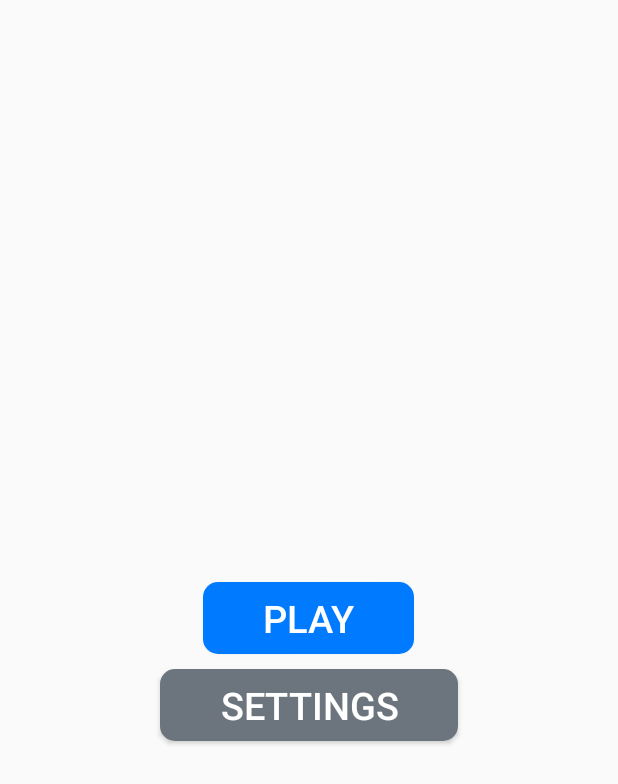
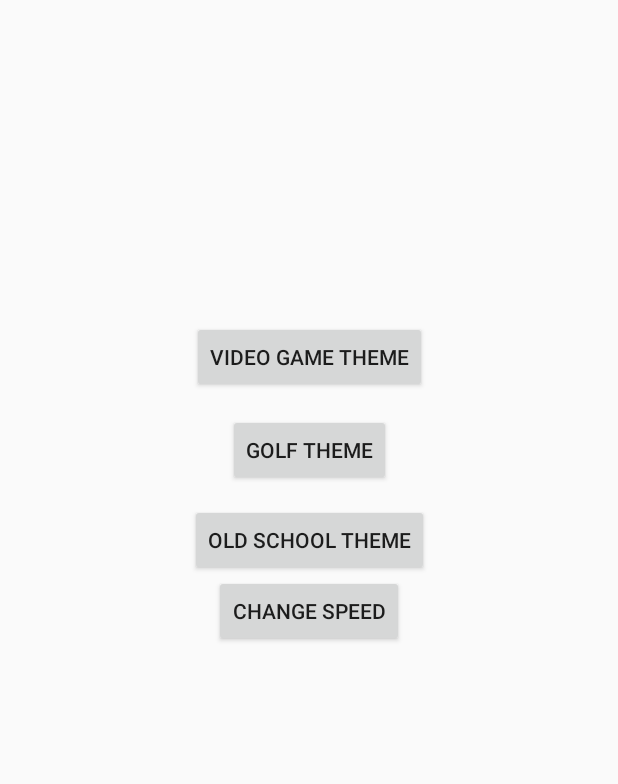
Before and after one commit to cesar93683/Gyro-Maze, an Android app: the screen it shows after launch (MainActivity before the commit, Settings after it), after a tap on "SETTINGS", on a phone screen of 412 x 824 dp. Shown: the top 784 px of the screen. Run offline under Robolectric (Android 15) with nearby library versions, the phone set to English and light mode, and no system bars.

Commit message:
Added settings and themes

```diff
--- a/app/src/main/AndroidManifest.xml
+++ b/app/src/main/AndroidManifest.xml
@@ -9,6 +9,9 @@
         android:roundIcon="@mipmap/ic_launcher_round"
         android:supportsRtl="true"
         android:theme="@style/AppTheme">
+        <activity android:name=".Settings"
+            android:screenOrientation="portrait"
+            ></activity>
         <activity android:name=".LevelActivity" />
         <activity android:name=".MainActivity">
             <intent-filter>
--- a/app/src/main/java/com/example/ceamaya/gyromaze/MainActivity.java
+++ b/app/src/main/java/com/example/ceamaya/gyromaze/MainActivity.java
@@ -7,10 +7,16 @@ import android.view.View;
 
 public class MainActivity extends AppCompatActivity {
 
+    public static int theme;
+    public static boolean speedup;
+
     @Override
     protected void onCreate(Bundle savedInstanceState) {
         super.onCreate(savedInstanceState);
         setContentView(R.layout.activity_main);
+        theme = 1;
+        GameView.MOVE_SCALE = 7;
+        speedup = false;
     }
 
     public void playClick(View view) {
@@ -19,6 +25,7 @@ public class MainActivity extends AppCompatActivity {
     }
 
     public void settingsClick(View view) {
-
+        Intent intent = new Intent(this, Settings.class);
+        startActivity(intent);
     }
 }
--- /dev/null
+++ b/app/src/main/res/layout/activity_settings.xml
@@ -0,0 +1,83 @@
+<?xml version="1.0" encoding="utf-8"?>
+<android.support.constraint.ConstraintLayout xmlns:android="http://schemas.android.com/apk/res/android"
+    xmlns:app="http://schemas.android.com/apk/res-auto"
+    xmlns:tools="http://schemas.android.com/tools"
+    android:layout_width="match_parent"
+    android:layout_height="match_parent"
+    android:orientation="vertical"
+    tools:context=".Settings">
+
+
+    <Button
+        android:id="@+id/setVideogame"
+        android:layout_width="wrap_content"
+        android:layout_height="wrap_content"
+        android:layout_marginStart="161dp"
+        android:layout_marginLeft="161dp"
+        android:layout_marginTop="167dp"
+        android:layout_marginEnd="161dp"
+        android:layout_marginRight="161dp"
+        android:layout_marginBottom="516dp"
+        android:onClick="setVideogames"
+        android:text="Video Game Theme"
+        app:layout_constraintBottom_toBottomOf="parent"
+        app:layout_constraintEnd_toEndOf="parent"
+        app:layout_constraintHorizontal_bias="0.5"
+        app:layout_constraintStart_toStartOf="parent"
+        app:layout_constraintTop_toTopOf="parent" />
+
+    <Button
+        android:id="@+id/setGolf"
+        android:layout_width="wrap_content"
+        android:layout_height="wrap_content"
+        android:layout_marginStart="161dp"
+        android:layout_marginLeft="161dp"
+        android:layout_marginTop="229dp"
+        android:layout_marginEnd="161dp"
+        android:layout_marginRight="161dp"
+        android:layout_marginBottom="454dp"
+        android:onClick="setGolf"
+        android:text="Golf Theme"
+        app:layout_constraintBottom_toBottomOf="parent"
+        app:layout_constraintEnd_toEndOf="parent"
+        app:layout_constraintHorizontal_bias="0.5"
+        app:layout_constraintStart_toStartOf="parent"
+        app:layout_constraintTop_toTopOf="parent" />
+
+    <Button
+        android:id="@+id/setOld"
+        android:layout_width="wrap_content"
+        android:layout_height="wrap_content"
+        android:layout_marginStart="161dp"
+        android:layout_marginLeft="161dp"
+        android:layout_marginTop="290dp"
+        android:layout_marginEnd="161dp"
+        android:layout_marginRight="161dp"
+        android:layout_marginBottom="394dp"
+        android:onClick="setOld"
+        android:text="Old School Theme"
+        app:layout_constraintBottom_toBottomOf="parent"
+        app:layout_constraintEnd_toEndOf="parent"
+        app:layout_constraintHorizontal_bias="0.5"
+        app:layout_constraintStart_toStartOf="parent"
+        app:layout_constraintTop_toTopOf="parent" />
+
+    <Button
+        android:id="@+id/speedup"
+        android:layout_width="wrap_content"
+        android:layout_height="wrap_content"
+        android:layout_marginStart="161dp"
+        android:layout_marginLeft="161dp"
+        android:layout_marginTop="383dp"
+        android:layout_marginEnd="161dp"
+        android:layout_marginRight="161dp"
+        android:layout_marginBottom="300dp"
+        android:onClick="changeSpeed"
+        android:text="Change Speed"
+        app:layout_constraintBottom_toBottomOf="parent"
+        app:layout_constraintEnd_toEndOf="parent"
+        app:layout_constraintHorizontal_bias="0.5"
+        app:layout_constraintStart_toStartOf="parent"
+        app:layout_constraintTop_toTopOf="parent"
+        app:layout_constraintVertical_bias="0.0" />
+</android.support.constraint.ConstraintLayout>
```
Also changed, not shown: app/src/main/java/com/example/ceamaya/gyromaze/GameView.java (+52 -6 lines), app/src/main/java/com/example/ceamaya/gyromaze/Settings.java (added, +52 -0 lines), app/src/main/res/drawable/background.png (added), app/src/main/res/drawable/bportal.png (added), app/src/main/res/drawable/finishline.png (added), app/src/main/res/drawable/golfhole.png (added), app/src/main/res/drawable/golftele.png (added), app/src/main/res/drawable/grassbackground.png (added), app/src/main/res/drawable/hole.png (added), app/src/main/res/drawable/lava.png (added), app/src/main/res/drawable/oportal.png (added), app/src/main/res/drawable/portal.png (added), app/src/main/res/drawable/wall.png (added), app/src/main/res/drawable/water.png (added), 1 more files.
